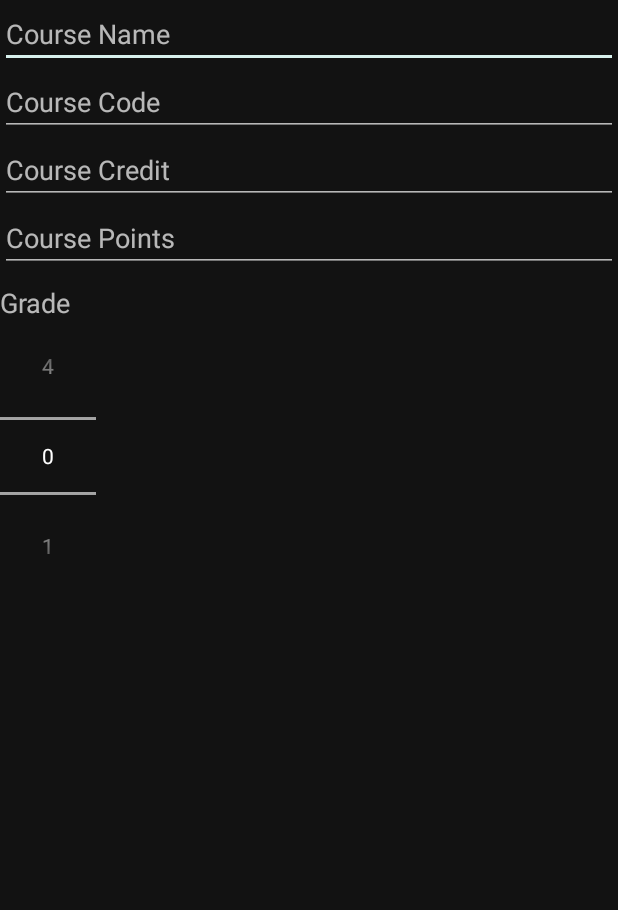
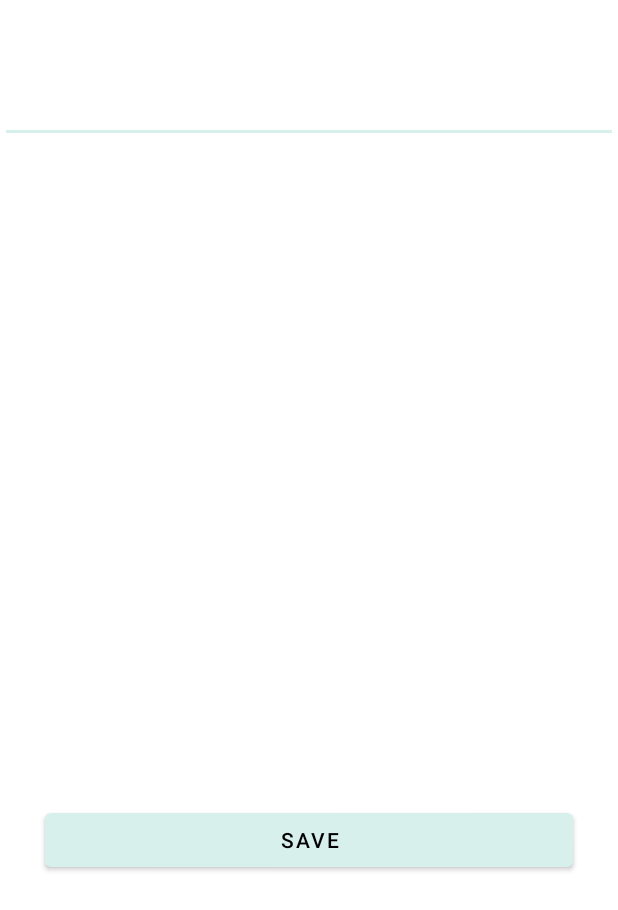
Before and after one commit to maryam2070/javaApp, an Android app: the addNewCourseActivity screen opened directly, with no data from a screen before it, on a phone screen of 412 x 824 dp. Shown: the top 910 px of the screen. Run offline under Robolectric (Android 15) with nearby library versions, the phone set to English and light mode, and no system bars.

Commit message:
..........

```diff
--- a/app/src/main/java/com/example/aaaaaaaa/GpaCalculator.java
+++ b/app/src/main/java/com/example/aaaaaaaa/GpaCalculator.java
@@ -58,8 +58,8 @@ public class GpaCalculator extends AppCompatActivity {
         spinner.setOnItemSelectedListener(new AdapterView.OnItemSelectedListener(){
             @Override
             public void onItemSelected(AdapterView<?> parent, View view, int i, long id) {
-                ((TextView) parent.getChildAt(0)).setTextColor(Color.BLACK);
-                ((TextView) parent.getChildAt(0)).setTextSize(15);
+             //   ((TextView) parent.getChildAt(0)).setTextColor(Color.BLACK);
+            //    ((TextView) parent.getChildAt(0)).setTextSize(15);
                 String selectedGrade = (String) parent.getItemAtPosition(i);
                 if(selectedGrade.equals("A"))
                     gradePoints = 4.00;
--- a/app/src/main/java/com/example/aaaaaaaa/addNewCourseActivity.java
+++ b/app/src/main/java/com/example/aaaaaaaa/addNewCourseActivity.java
@@ -8,6 +8,8 @@ import android.os.Bundle;
 import android.view.Menu;
 import android.view.MenuInflater;
 import android.view.MenuItem;
+import android.view.View;
+import android.widget.Button;
 import android.widget.EditText;
 import android.widget.NumberPicker;
 import android.widget.Toast;
@@ -31,6 +33,7 @@ public class addNewCourseActivity extends AppCompatActivity {
     private EditText courseCredit;
     private EditText coursePoints;
 
+    private Button save;
 
     String[] Grades;
     private NumberPicker numberPickerGrades;
@@ -40,20 +43,27 @@ public class addNewCourseActivity extends AppCompatActivity {
         super.onCreate(savedInstanceState);
         setContentView(R.layout.activity_add_new_course);
 
-
-        Grades = getResources().getStringArray(R.array.Grades);
-        numberPickerGrades.setDisplayedValues(Grades);
-
         courseName=findViewById(R.id.ETCourseName);
         courseCode = findViewById(R.id.ETCourseCode);
         courseCredit = findViewById(R.id.ETCourseCredit);
         coursePoints = findViewById(R.id.ETCoursePoints);
         numberPickerGrades = findViewById(R.id.NumberPickerGrades);
+        Grades = getResources().getStringArray(R.array.Grades);
+        numberPickerGrades.setDisplayedValues(Grades);
 
+        save= findViewById(R.id.save_btn);
+
+
+        save.setOnClickListener(new View.OnClickListener() {
+            @Override
+            public void onClick(View view) {
+                saveCourse();
+            }
+        });
         numberPickerGrades.setMinValue(0);
         numberPickerGrades.setMaxValue(4);
 
-        getSupportActionBar().setHomeAsUpIndicator(R.drawable.ic_baseline_close_24);
+//        getSupportActionBar().setHomeAsUpIndicator(R.drawable.ic_baseline_close_24);
         setTitle("Add Course");
 
     }
--- a/app/src/main/res/layout/activity_add_new_course.xml
+++ b/app/src/main/res/layout/activity_add_new_course.xml
@@ -3,20 +3,54 @@
     tools:context=".addNewCourseActivity"
     android:orientation="vertical"
     android:layout_height="match_parent"
+    android:background="@color/white"
     android:layout_width="match_parent" xmlns:app="http://schemas.android.com/apk/res-auto"
     xmlns:tools="http://schemas.android.com/tools"
     xmlns:android="http://schemas.android.com/apk/res/android">
 
-<EditText android:layout_height="wrap_content" android:layout_width="match_parent" android:inputType="text" android:hint="Course Name" android:id="@+id/ETCourseName"/>
+<EditText android:layout_height="wrap_content"
+    android:layout_width="match_parent"
+    android:inputType="text"
+    android:hint="Course Name" android:id="@+id/ETCourseName"
+    android:layout_marginTop="50dp"/>
 
-<EditText android:layout_height="wrap_content" android:layout_width="match_parent" android:inputType="text" android:hint="Course Code" android:id="@+id/ETCourseCode"/>
+<EditText android:layout_height="wrap_content"
+    android:layout_width="match_parent"
+    android:inputType="text" android:hint="Course Code"
+    android:id="@+id/ETCourseCode"
+    android:layout_marginTop="20dp"/>
 
-<EditText android:layout_height="wrap_content" android:layout_width="match_parent" android:inputType="number" android:hint="Course Credit" android:id="@+id/ETCourseCredit"/>
+<EditText android:layout_height="wrap_content"
+    android:layout_width="match_parent"
 
-<EditText android:layout_height="wrap_content" android:layout_width="match_parent" android:inputType="numberDecimal" android:hint="Course Points" android:id="@+id/ETCoursePoints"/>
+    android:layout_marginTop="20dp"
+    android:inputType="number" android:hint="Course Credit" android:id="@+id/ETCourseCredit"/>
 
-<TextView android:layout_height="wrap_content" android:layout_width="wrap_content" android:textAppearance="@style/TextAppearance.AppCompat.Medium" android:layout_marginTop="8dp" android:text="Grade"/>
+<EditText android:layout_height="wrap_content"
+    android:layout_width="match_parent"
+    android:layout_marginTop="20dp"
+    android:inputType="numberDecimal"
+    android:hint="Course Points"
+    android:id="@+id/ETCoursePoints"/>
 
-<NumberPicker android:layout_height="wrap_content" android:layout_width="wrap_content" android:id="@+id/NumberPickerGrades"/>
+<TextView android:layout_height="wrap_content"
+    android:layout_width="wrap_content"
 
+    android:textAppearance="@style/TextAppearance.AppCompat.Medium"
+    android:layout_marginTop="20dp" android:text="Grade"/>
+
+<NumberPicker android:layout_height="wrap_content"
+    android:layout_width="wrap_content"
+
+    android:layout_marginTop="20dp"
+    android:id="@+id/NumberPickerGrades"/>
+
+<Button
+    android:id="@+id/save_btn"
+    android:layout_marginEnd="30dp"
+    android:layout_marginStart="30dp"
+    android:layout_width="match_parent"
+    android:layout_height="wrap_content"
+    android:text="Save"
+    />
 </androidx.appcompat.widget.LinearLayoutCompat>
--- a/app/src/main/res/layout/activity_courses.xml
+++ b/app/src/main/res/layout/activity_courses.xml
@@ -1,6 +1,7 @@
 <?xml version="1.0" encoding="utf-8"?>
 <androidx.constraintlayout.widget.ConstraintLayout
         tools:context=".CoursesActivity"
+    android:background="@color/primary_color"
         android:layout_height="match_parent" android:layout_width="match_parent" xmlns:tools="http://schemas.android.com/tools" xmlns:app="http://schemas.android.com/apk/res-auto" xmlns:android="http://schemas.android.com/apk/res/android">
 
     <androidx.recyclerview.widget.RecyclerView
@@ -10,15 +11,17 @@
         android:id="@+id/recyclerView"/>
 
     <com.google.android.material.floatingactionbutton.FloatingActionButton
+        android:id="@+id/button_add_course"
+        android:layout_width="wrap_content"
         android:layout_height="wrap_content"
-        android:layout_width="wrap_content"
-        android:id="@+id/button_add_course"
-        tools:ignore="MissingConstraints"
+        android:layout_gravity="bottom|end"
+        android:layout_margin="32dp"
+        android:layout_marginBottom="76dp"
+        android:src="@drawable/ic_baseline_add_24"
+        app:layout_constraintBottom_toBottomOf="parent"
+        app:layout_constraintEnd_toEndOf="parent"
+        app:layout_constraintHorizontal_bias="0.887"
         app:layout_constraintStart_toStartOf="parent"
-        app:layout_constraintEnd_toEndOf="parent"
-        app:layout_constraintBottom_toBottomOf="parent"
-        android:src="@drawable/ic_baseline_add_24"
-        android:layout_margin="32dp"
-        android:layout_gravity="bottom|end"/>
+        tools:ignore="MissingConstraints" />
 
 </androidx.constraintlayout.widget.ConstraintLayout>
```
